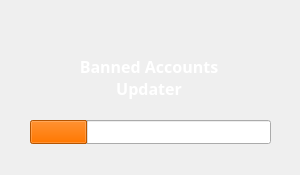
The window that frontend/updater/widget.ui (Vergervan/banned-accounts-app) describes before a commit, drawn with Qt 5.
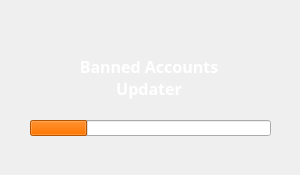
The same window after the commit. Icons and pictures are not drawn.

What changed in the file:
```diff
--- a/frontend/updater/widget.ui
+++ b/frontend/updater/widget.ui
@@ -158,7 +158,7 @@
      <x>30</x>
      <y>120</y>
      <width>241</width>
-     <height>24</height>
+     <height>16</height>
     </rect>
    </property>
    <property name="palette">
```
Left out of the diff: 1 changed line with no effect on the pictures.
